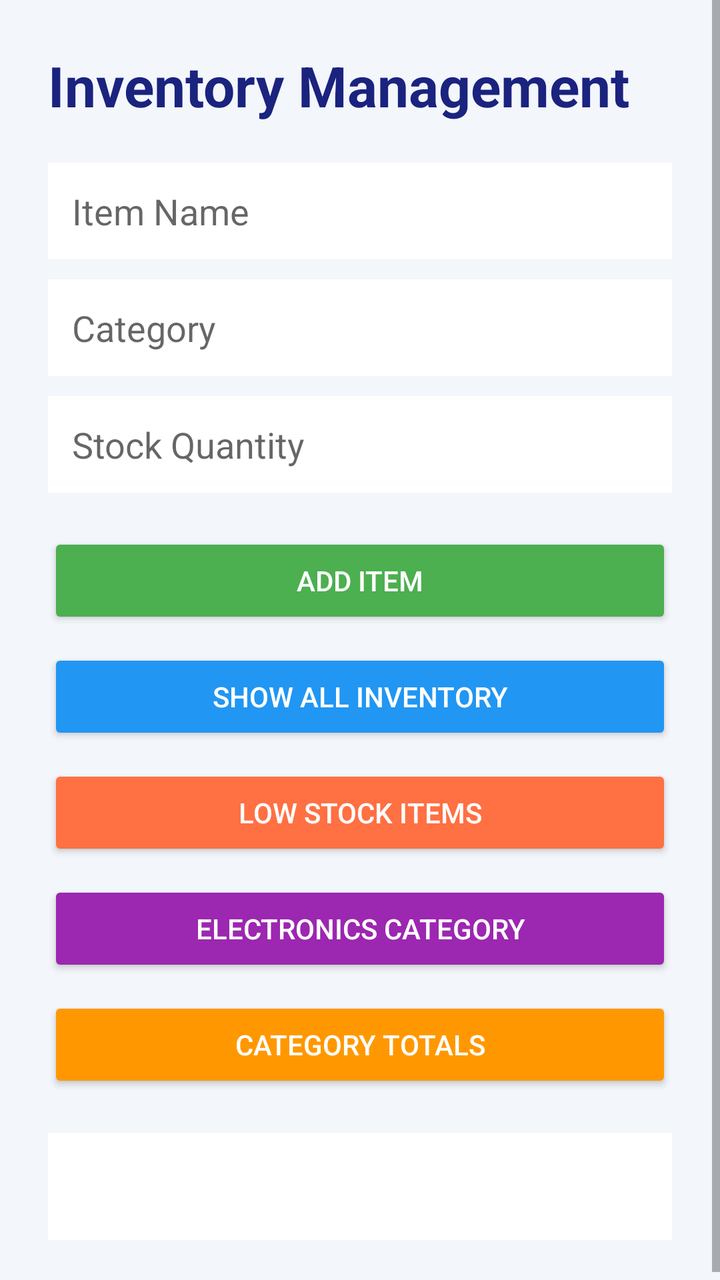
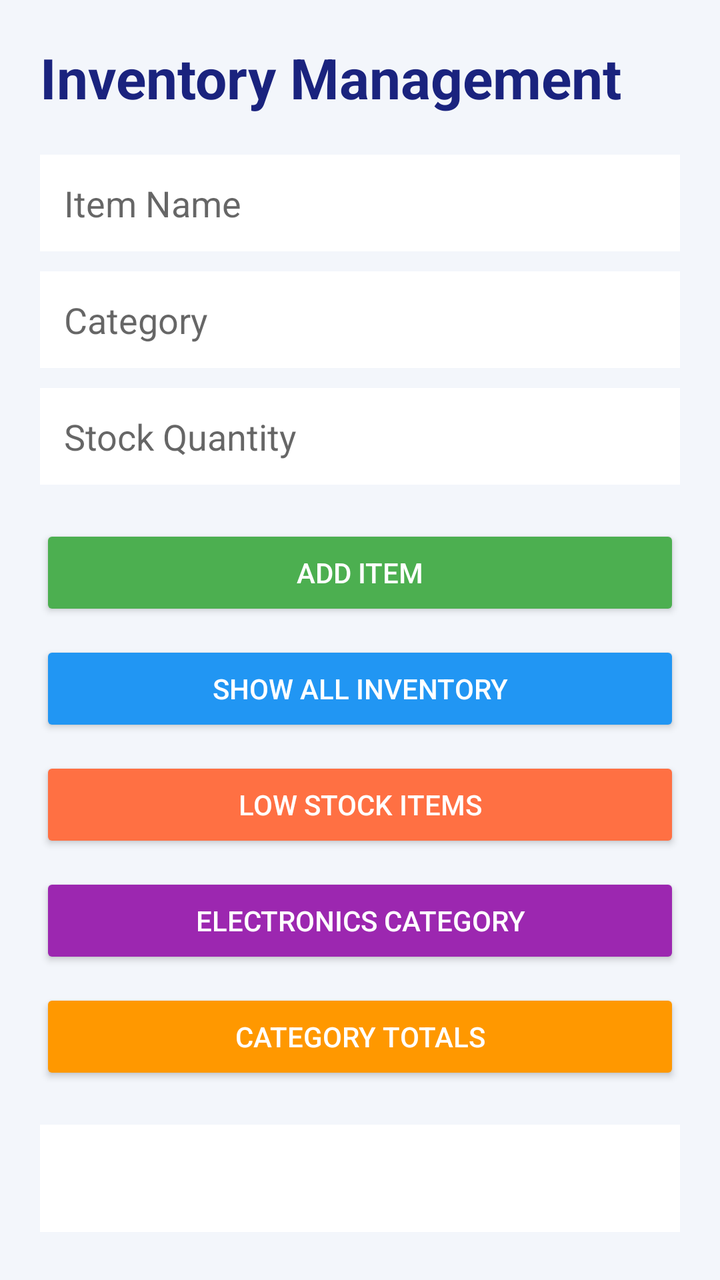

Screens rendered from an Android XML layout before and after an edit, with the pre-edit source and the edit as a unified diff.
<!-- AndroidManifest.xml: activity theme Theme.InventoryManagementApp -->
<!-- res/layout/activity_main.xml -->
<ScrollView xmlns:android="http://schemas.android.com/apk/res/android"
    android:background="#F3F6FB"
    android:layout_width="match_parent"
    android:layout_height="match_parent">

    <LinearLayout
        android:orientation="vertical"
        android:padding="24dp"
        android:layout_width="match_parent"
        android:layout_height="wrap_content">

        <TextView
            android:text="Inventory Management"
            android:textSize="28sp"
            android:textStyle="bold"
            android:textColor="#1A237E"
            android:layout_marginBottom="20dp"
            android:layout_width="wrap_content"
            android:layout_height="wrap_content"/>

        <EditText
            android:id="@+id/inputName"
            android:hint="Item Name"
            android:background="#FFFFFF"
            android:padding="12dp"
            android:layout_marginBottom="10dp"
            android:layout_width="match_parent"
            android:layout_height="wrap_content"/>

        <EditText
            android:id="@+id/inputCategory"
            android:hint="Category"
            android:background="#FFFFFF"
            android:padding="12dp"
            android:layout_marginBottom="10dp"
            android:layout_width="match_parent"
            android:layout_height="wrap_content"/>

        <EditText
            android:id="@+id/inputStock"
            android:hint="Stock Quantity"
            android:inputType="number"
            android:background="#FFFFFF"
            android:padding="12dp"
            android:layout_marginBottom="20dp"
            android:layout_width="match_parent"
            android:layout_height="wrap_content"/>

        <Button
            android:id="@+id/btnAdd"
            android:text="Add Item"
            android:backgroundTint="#4CAF50"
            android:textColor="#FFFFFF"
            android:layout_width="match_parent"
            android:layout_height="wrap_content"/>

        <Button
            android:id="@+id/btnShowAll"
            android:text="Show All Inventory"
            android:backgroundTint="#2196F3"
            android:textColor="#FFFFFF"
            android:layout_marginTop="10dp"
            android:layout_width="match_parent"
            android:layout_height="wrap_content"/>

        <Button
            android:id="@+id/btnLowStock"
            android:text="Low Stock Items"
            android:backgroundTint="#FF7043"
            android:textColor="#FFFFFF"
            android:layout_marginTop="10dp"
            android:layout_width="match_parent"
            android:layout_height="wrap_content"/>

        <Button
            android:id="@+id/btnCategory"
            android:text="Electronics Category"
            android:backgroundTint="#9C27B0"
            android:textColor="#FFFFFF"
            android:layout_marginTop="10dp"
            android:layout_width="match_parent"
            android:layout_height="wrap_content"/>

        <Button
            android:id="@+id/btnTotals"
            android:text="Category Totals"
            android:backgroundTint="#FF9800"
            android:textColor="#FFFFFF"
            android:layout_marginTop="10dp"
            android:layout_width="match_parent"
            android:layout_height="wrap_content"/>

        <TextView
            android:id="@+id/resultText"
            android:textSize="16sp"
            android:background="#FFFFFF"
            android:padding="16dp"
            android:layout_marginTop="20dp"
            android:textColor="#000000"
            android:layout_width="match_parent"
            android:layout_height="wrap_content"/>

    </LinearLayout>
</ScrollView>
<!-- resources referenced by this layout -->
<resources>
  <style name="Theme.InventoryManagementApp" parent="android:Theme.Material.Light.NoActionBar" />
</resources>

<!-- the commit's change to res/layout/activity_main.xml (unified diff, before → after) -->
@@ -1,13 +1,19 @@
 <ScrollView xmlns:android="http://schemas.android.com/apk/res/android"
+    android:id="@+id/inventoryScroll"
     android:background="#F3F6FB"
     android:layout_width="match_parent"
     android:layout_height="match_parent">
 
     <LinearLayout
+        android:id="@+id/inventoryRoot"
         android:orientation="vertical"
-        android:padding="24dp"
+        android:paddingStart="20dp"
+        android:paddingEnd="20dp"
+        android:paddingTop="20dp"
+        android:paddingBottom="24dp"
         android:layout_width="match_parent"
-        android:layout_height="wrap_content">
+        android:layout_height="wrap_content"
+        android:fillViewport="true">
 
         <TextView
             android:text="Inventory Management"
